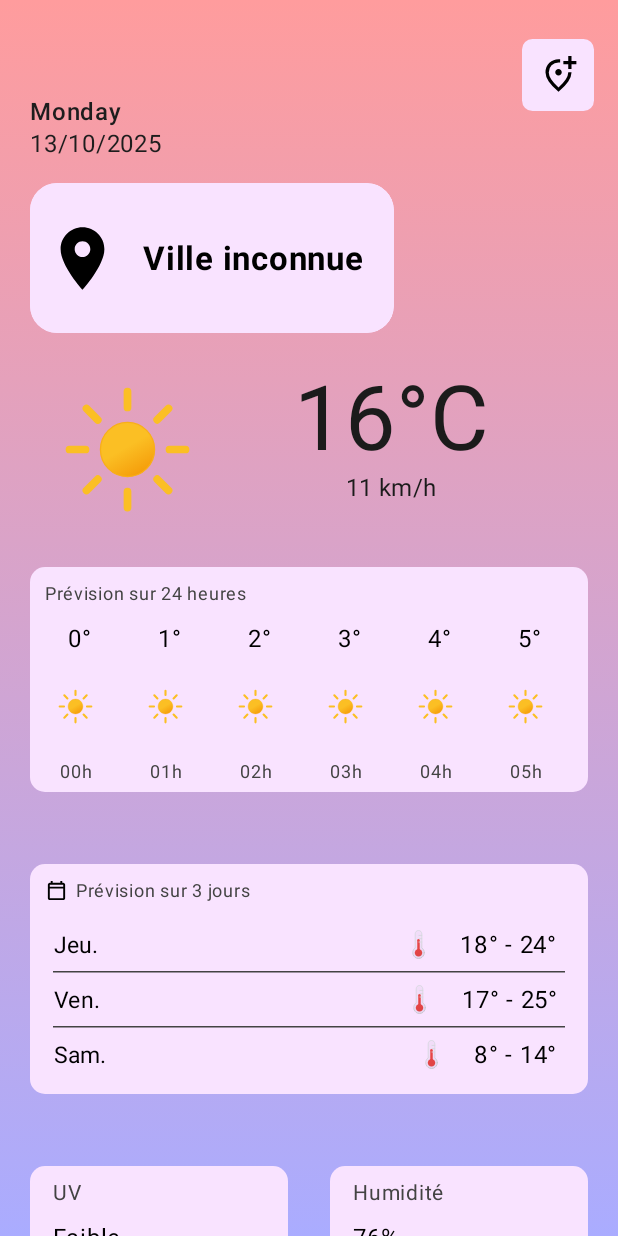
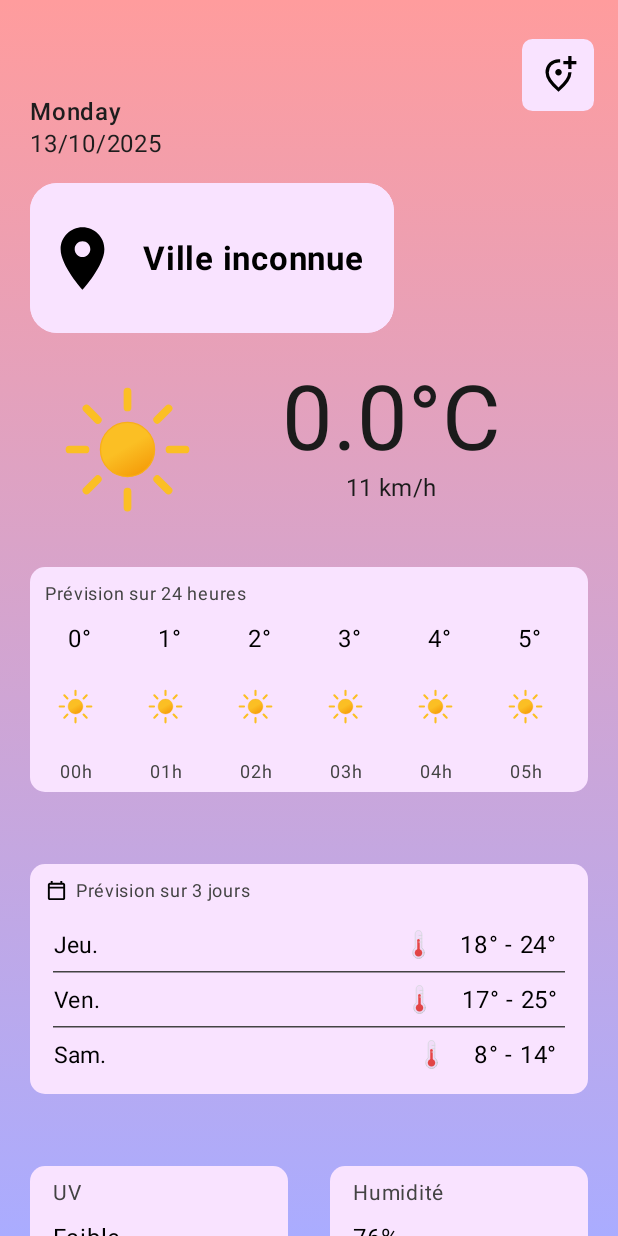
Before and after one commit to Bluz0/WeatherUsmb, an Android app built with Jetpack Compose: the MainActivity screen opened directly, with no data from a screen before it, on a phone screen of 412 x 824 dp. Run offline under Robolectric (Android 15) with nearby library versions, the phone set to English and light mode, and no system bars; libraries missing offline, so code that uses them is left out: androidx.compose.animation.

Commit message:
feat : ajout vrai temperature

```diff
--- a/app/src/main/java/td/info507/weatherusmb/CityActivity.kt
+++ b/app/src/main/java/td/info507/weatherusmb/CityActivity.kt
@@ -97,6 +97,7 @@ fun CityScreenList() {
     LaunchedEffect(Unit) {
         // cityRequest force une requête au démarrage et ajoute via api
         //CityRequest(context) {
+        //CityStorage.clearAll(context)
         citys.clear()
         citys.addAll(CityStorage.get(context).findAll())
 
@@ -136,6 +137,7 @@ fun CityScreenList() {
                             putExtra("cityLat", cityChoisi.lat)
                             putExtra("cityLon", cityChoisi.lon)
                             putExtra("cityId", cityChoisi.id)
+                            putExtra("cityTemperature", city.temp)
                         }
                         context.startActivity(intent)
                     },
--- a/app/src/main/java/td/info507/weatherusmb/MainActivity.kt
+++ b/app/src/main/java/td/info507/weatherusmb/MainActivity.kt
@@ -81,14 +81,15 @@ class MainActivity : ComponentActivity() {
         super.onCreate(savedInstanceState)
         enableEdgeToEdge()
 
+        val cityId = intent.getIntExtra("cityId", 0)
         val cityName = intent.getStringExtra("cityName") ?: "Ville inconnue"
         val cityLat = intent.getDoubleExtra("cityLat", 0.0)
         val cityLon = intent.getDoubleExtra("cityLon", 0.0)
-        val cityId = intent.getIntExtra("cityId", 0)
+        val cityTemp = intent.getDoubleExtra("cityTemperature", 0.0)
 
         setContent {
             WeatherUsmbTheme {
-                MainWeatherScreen(cityName, cityLat, cityLon)
+                MainWeatherScreen(cityName, cityLat,cityLon, cityTemp)
                 //MainWeatherScreen()
                 //CityScreen()
             }
@@ -150,7 +151,8 @@ fun prevision_jour(TextJour : String, tempBas : String, tempHaut : String){
 @Composable
 fun MainWeatherScreen(cityName: String,
                       cityLat: Double = 0.0,
-                      cityLon: Double = 0.0){
+                      cityLon: Double = 0.0,
+                      cityTemp : Double){
     val context = LocalContext.current
 
     // Box = la page
@@ -180,7 +182,7 @@ fun MainWeatherScreen(cityName: String,
         val jour_format = SimpleDateFormat("EEEE",Locale.getDefault())
         val majuscule = jour_format.format(Date()).substring(0,1).uppercase()
         val jour = majuscule + jour_format.format(Date()).substring(1)
-        // TODO : Jour choisi et date format jj/mm/aaaa
+
         Column(modifier = Modifier.paddingFromBaseline(80.dp).padding(20.dp,0.dp).height(50.dp).width(100.dp)){
             Text(text = jour, fontWeight = FontWeight.SemiBold, fontSize = 16.sp, color = Color(29,29,29))
             Text(text = date_aujourdhui,
@@ -209,7 +211,6 @@ fun MainWeatherScreen(cityName: String,
                     .background(fondBlanc, shape = RoundedCornerShape(0.dp, 18.dp, 18.dp, 0.dp))
             ) {
                 Text(
-                    // TODO : remplacer texte par api
                     text = cityName,
                     style = MaterialTheme.typography.bodyLarge.copy(
                         fontWeight = FontWeight.Bold,
@@ -235,7 +236,7 @@ fun MainWeatherScreen(cityName: String,
                 horizontalAlignment = Alignment.CenterHorizontally
             ) {
                 Text(
-                    "16°C",
+                    "$cityTemp°C",
                     style = MaterialTheme.typography.displayMedium.copy(
                         fontWeight = FontWeight.Normal,
                         color = Color(27, 27, 27),
@@ -390,7 +391,7 @@ fun hourRightNow(heureMtn : String,hours : List<String>){
 @Composable
 fun WeatherMainPreview() {
     WeatherUsmbTheme {
-        MainWeatherScreen(cityName = "test", cityLat = 0.0, cityLon = 0.0)
+        MainWeatherScreen(cityName = "test", cityLat = 0.0, cityLon = 0.0, cityTemp = 0.0)
         //CityScreen()
     }
 }
--- a/app/src/main/java/td/info507/weatherusmb/composable/CityRow.kt
+++ b/app/src/main/java/td/info507/weatherusmb/composable/CityRow.kt
@@ -101,6 +101,6 @@ fun CityRow(
 @Composable
 fun CityRowPreview() {
     WeatherUsmbTheme {
-        CityRow(City(0,"Le Bourget-Du-Lac",0.0,0.0,),{},{})
+        CityRow(City(0,"Le Bourget-Du-Lac",0.0,0.0,temp = 0.0),{},{})
     }
 }
--- a/app/src/main/java/td/info507/weatherusmb/model/City.kt
+++ b/app/src/main/java/td/info507/weatherusmb/model/City.kt
@@ -1,12 +1,14 @@
 package td.info507.weatherusmb.model
 
-class City (val id : Int = 0,val nameCity : String, val lat : Double, val lon : Double) {
+class City (val id : Int = 0,val nameCity : String, val lat : Double, val lon : Double, val temp : Double) {
 
     companion object{
         const val ID = "id"
         const val NAMECITY = "name"
         const val LAT = "lat"
         const val LON = "lon"
+
+        const val TEMP = "temp_c"
     }
 
 }
--- a/app/src/main/java/td/info507/weatherusmb/storage/CityJSONFileStorage.kt
+++ b/app/src/main/java/td/info507/weatherusmb/storage/CityJSONFileStorage.kt
@@ -7,7 +7,7 @@ import td.info507.weatherusmb.storage.utility.file.JSONFileStorage
 
 class CityJSONFileStorage(context: Context) : JSONFileStorage<City>(context, "city") {
     override fun create(id: Int, obj: City): City {
-        return City(id, obj.nameCity, obj.lat, obj.lon)
+        return City(id, obj.nameCity, obj.lat, obj.lon, obj.temp)
     }
 
     override fun objectToJson(id: Int, obj: City): JSONObject {
@@ -16,6 +16,7 @@ class CityJSONFileStorage(context: Context) : JSONFileStorage<City>(context, "ci
         json.put(City.NAMECITY,obj.nameCity)
         json.put(City.LAT,obj.lat)
         json.put(City.LON,obj.lon)
+        json.put(City.TEMP,obj.temp)
 
 
         return json
@@ -26,7 +27,8 @@ class CityJSONFileStorage(context: Context) : JSONFileStorage<City>(context, "ci
             json.getInt(City.ID),
             json.getString(City.NAMECITY),
             lat = json.getDouble(City.LAT),
-            lon = json.getDouble(City.LON)
+            lon = json.getDouble(City.LON),
+            temp = json.getDouble(City.TEMP)
             )
     }
 
```
Also changed, not shown: app/src/main/java/td/info507/weatherusmb/request/CityRequest.kt (+9 -4 lines), app/src/main/java/td/info507/weatherusmb/storage/CityStorage.kt (+8 -0 lines).
